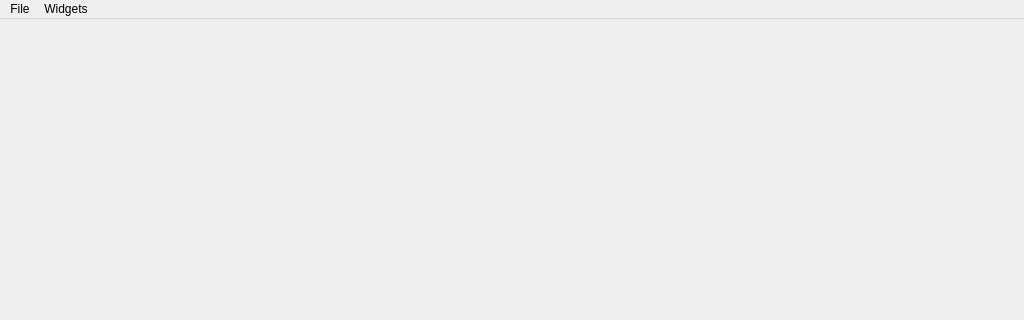
Qt form src/ui/MainWindow.ui (OncelUmutTURER/SinerjiGCS) before a commit; both pictures show x 0 to 1024 and y 0 to 320 of the 1024 by 600 pixel window.
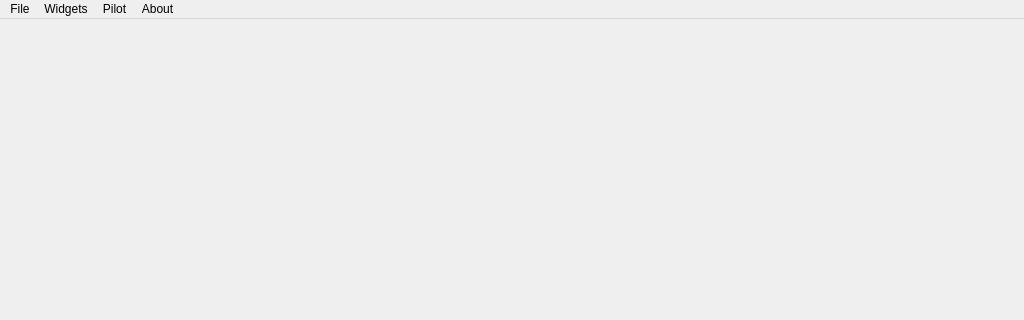
The same form after that commit.

Commit message: Login screen, Pilot menü item ve Logout özellikleri eklendi

What changed in the file:
```diff
--- a/src/ui/MainWindow.ui
+++ b/src/ui/MainWindow.ui
@@ -68,8 +68,21 @@
      <string>Widgets</string>
     </property>
    </widget>
+   <widget class="QMenu" name="menuPilot">
+    <property name="title">
+     <string>Pilot</string>
+    </property>
+    <addaction name="actionLogout"/>
+   </widget>
+   <widget class="QMenu" name="menuAbout">
+    <property name="title">
+     <string>About</string>
+    </property>
+   </widget>
    <addaction name="menuFile"/>
    <addaction name="menuWidgets"/>
+   <addaction name="menuPilot"/>
+   <addaction name="menuAbout"/>
   </widget>
   <widget class="QStatusBar" name="statusBar"/>
   <action name="actionExit">
```
Left out of the diff: 5 changed lines with no effect on the pictures. The commit also changes 8 other files.
